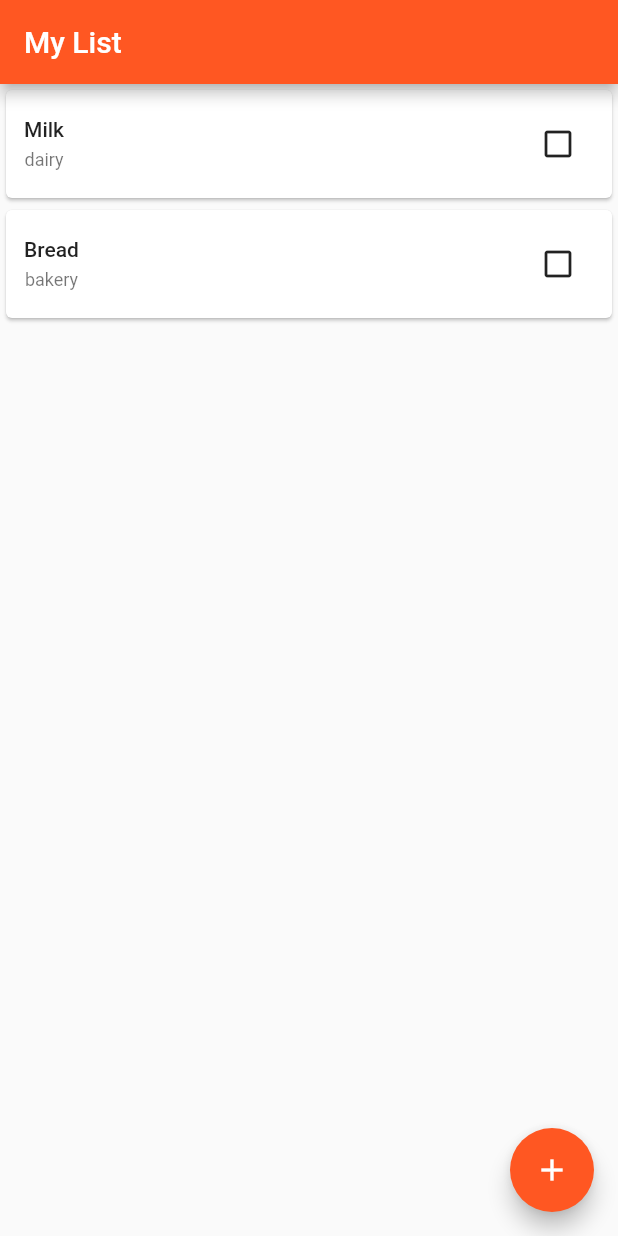
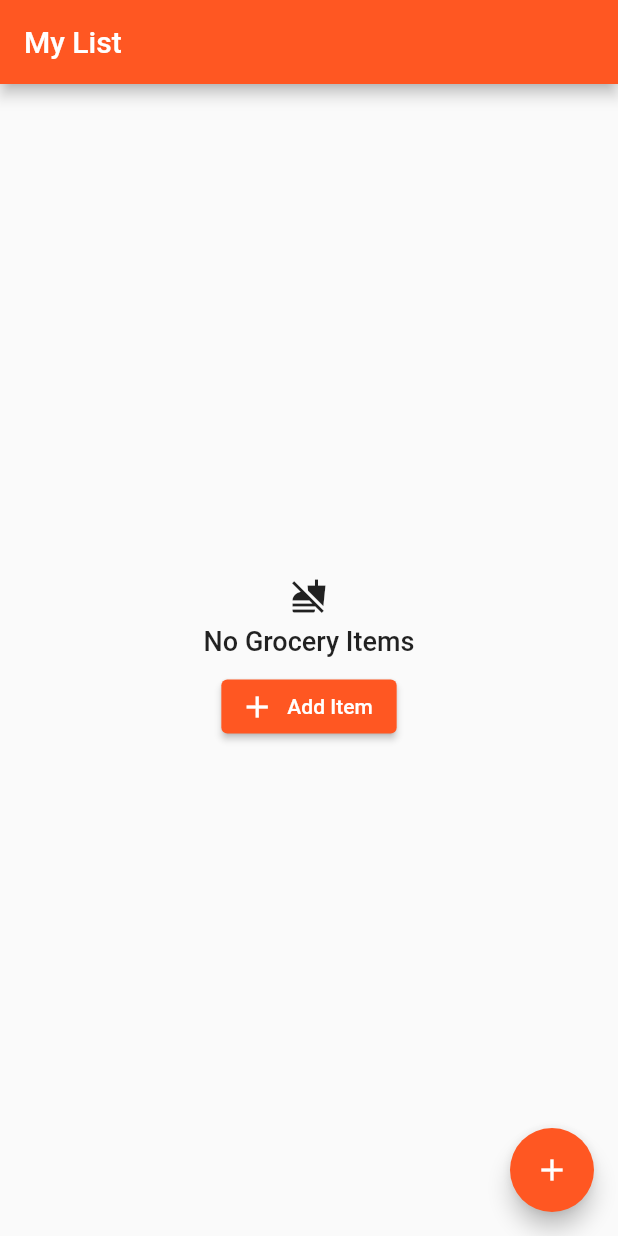
Before and after one commit to samhiggs/playground-flutter, a Flutter app: the screen it shows after launch, on a phone screen of 412 x 824 dp. Run offline on Flutter 3.47's test engine with Material 2 defaults, Android fonts, the phone set to English and light mode, and no system bars; our stand-ins replace flutter_riverpod.

Commit message:
refactor: cleanup empty list components

```diff
--- /dev/null
+++ b/frontend/startup_generator/lib/components/empty_list_indicator.dart
@@ -0,0 +1,37 @@
+import 'package:flutter/material.dart';
+import 'package:startup_generator/theme.dart';
+
+class EmptyListInd extends StatelessWidget {
+  final String title;
+  final String? buttonText;
+  final IconData buttonIcon;
+  final Function? onButtonPressed;
+
+  const EmptyListInd({
+    Key? key,
+    required this.title,
+    this.buttonText,
+    this.buttonIcon = Icons.add,
+    this.onButtonPressed,
+  }) : super(key: key);
+
+  @override
+  Widget build(BuildContext context) {
+    final hasButton = this.buttonText != null && this.onButtonPressed != null;
+
+    return Column(mainAxisSize: MainAxisSize.min, children: [
+      Icon(Icons.no_food),
+      Padding(
+        padding: const EdgeInsets.all(8.0),
+        child: Text(this.title, style: ThemeText.heading6),
+      ),
+      if (hasButton)
+        ElevatedButton.icon(
+            onPressed: () {
+              onButtonPressed!();
+            },
+            icon: Icon(this.buttonIcon),
+            label: Text(this.buttonText!)),
+    ]);
+  }
+}
--- /dev/null
+++ b/frontend/startup_generator/lib/components/grocery_list.dart
@@ -0,0 +1,66 @@
+import 'package:flutter/material.dart';
+import 'package:startup_generator/components/empty_list_indicator.dart';
+import 'package:startup_generator/components/grocery_item_card.dart';
+import 'package:startup_generator/models/grocery_item.dart';
+import 'package:startup_generator/services/grocery_item_servce.dart';
+import 'package:startup_generator/theme.dart';
+
+class GroceryList extends StatefulWidget {
+  const GroceryList({Key? key}) : super(key: key);
+
+  @override
+  State<GroceryList> createState() => _GroceryListState();
+}
+
+class _GroceryListState extends State<GroceryList> {
+  bool _loading = false;
+  List<GroceryItem> _items = [];
+
+  @override
+  void initState() {
+    super.initState();
+    _init();
+  }
+
+  Future<void> _init() async {
+    _loadData();
+  }
+
+  Future<void> _loadData() async {
+    setState(() {
+      _loading = true;
+    });
+
+    final items = await groceryItemService.list();
+
+    setState(() {
+      _items = items;
+      _loading = false;
+    });
+  }
+
+  @override
+  Widget build(BuildContext context) {
+    if (_loading) {
+      return Center(
+        child: CircularProgressIndicator(),
+      );
+    }
+    if (_items.isEmpty) {
+      return Center(
+          child: EmptyListInd(
+        title: "No Grocery Items",
+        buttonText: "Add Item",
+        onButtonPressed: () {},
+      ));
+    }
+
+    return ListView.builder(
+      itemCount: _items.length,
+      itemBuilder: (ctx, index) {
+        final item = _items[index];
+        return GroceryItemCard(groceryItem: item);
+      },
+    );
+  }
+}
--- a/frontend/startup_generator/lib/screens/list_screen.dart
+++ b/frontend/startup_generator/lib/screens/list_screen.dart
@@ -1,7 +1,5 @@
 import 'package:flutter/material.dart';
-import 'package:startup_generator/components/grocery_item_card.dart';
-import 'package:startup_generator/models/grocery_item.dart';
-import 'package:startup_generator/services/grocery_item_servce.dart';
+import 'package:startup_generator/components/grocery_list.dart';
 
 class ListScreen extends StatefulWidget {
   const ListScreen({Key? key}) : super(key: key);
@@ -11,44 +9,16 @@ class ListScreen extends StatefulWidget {
 }
 
 class _ListScreenState extends State<ListScreen> {
-
-  List<GroceryItem> _items = [];
-
-  @override
-  void initState() {
-    super.initState();
-
-    _init();
-  }
-
-  Future<void> _init() async {
-    final items = await groceryItemService.list();
-    setState(() {
-      _items = items;
-    });
-
-  }
-
   @override
   Widget build(BuildContext context) {
-
     return Scaffold(
         appBar: AppBar(
           title: const Text("My List"),
         ),
         floatingActionButton: FloatingActionButton(
-        onPressed: (){},
+          onPressed: () {},
           child: const Icon(Icons.add),
         ),
-      body: ListView.builder(
-        itemCount: _items.length,
-        itemBuilder: (ctx, index) {
-          final item = _items[index];
-
-          return GroceryItemCard(groceryItem: item);
-
-        }),
-    );
-
+        body: GroceryList());
   }
 }
--- a/frontend/startup_generator/lib/services/grocery_item_servce.dart
+++ b/frontend/startup_generator/lib/services/grocery_item_servce.dart
@@ -3,27 +3,22 @@ import 'package:startup_generator/mocks/grocery_item_mock.dart';
 import 'package:startup_generator/models/grocery_item.dart';
 
 class GroceryItemService {
-
   Future<List<GroceryItem>> list() async {
     // call api, return delayed thing
     const data = groceryItems;
-    await Future.delayed(const Duration(milliseconds: 300));
+    await Future.delayed(const Duration(milliseconds: 1000));
 
     final List<GroceryItem> results =
-      data.map<GroceryItem>((json) => GroceryItem.fromJson(json)).toList();
-
-    return results;
-
+        data.map<GroceryItem>((json) => GroceryItem.fromJson(json)).toList();
+    return [];
+    // return results;
   }
-
 }
 
 GroceryItemService _export() {
-
   final service = Provider((ref) => GroceryItemService());
   final container = ProviderContainer();
   return container.read(service);
-
 }
 
 final groceryItemService = _export();
--- a/frontend/startup_generator/lib/theme.dart
+++ b/frontend/startup_generator/lib/theme.dart
@@ -5,16 +5,18 @@ class ThemeColors {
   static const text = Colors.black87;
   static const textLight = Colors.black54;
 }
+
 class ThemeText {
   static const bodyText = TextStyle(
-    fontSize: 14,
-    fontWeight: FontWeight.w500,
-    color: ThemeColors.text,
-    height: 1.2
-  );
-  static const caption = TextStyle(
-    fontSize: 12,
-    color: ThemeColors.textLight,
-    height: 1.2
-  );
+      fontSize: 14,
+      fontWeight: FontWeight.w500,
+      color: ThemeColors.text,
+      height: 1.2);
+  static const caption =
+      TextStyle(fontSize: 12, color: ThemeColors.textLight, height: 1.2);
+  static const heading6 = TextStyle(
+      fontSize: 18,
+      fontWeight: FontWeight.w500,
+      color: ThemeColors.text,
+      height: 1.2);
 }
```
Lines whose indentation alone changed are shown as unchanged.
